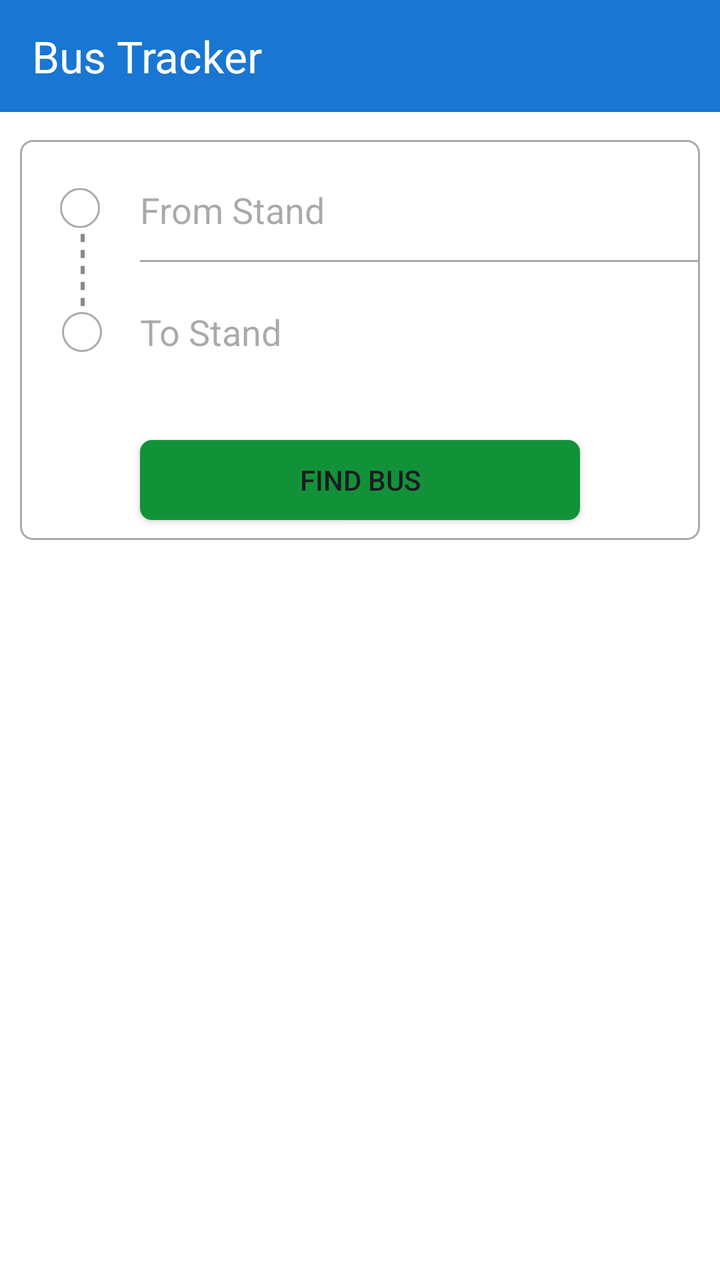
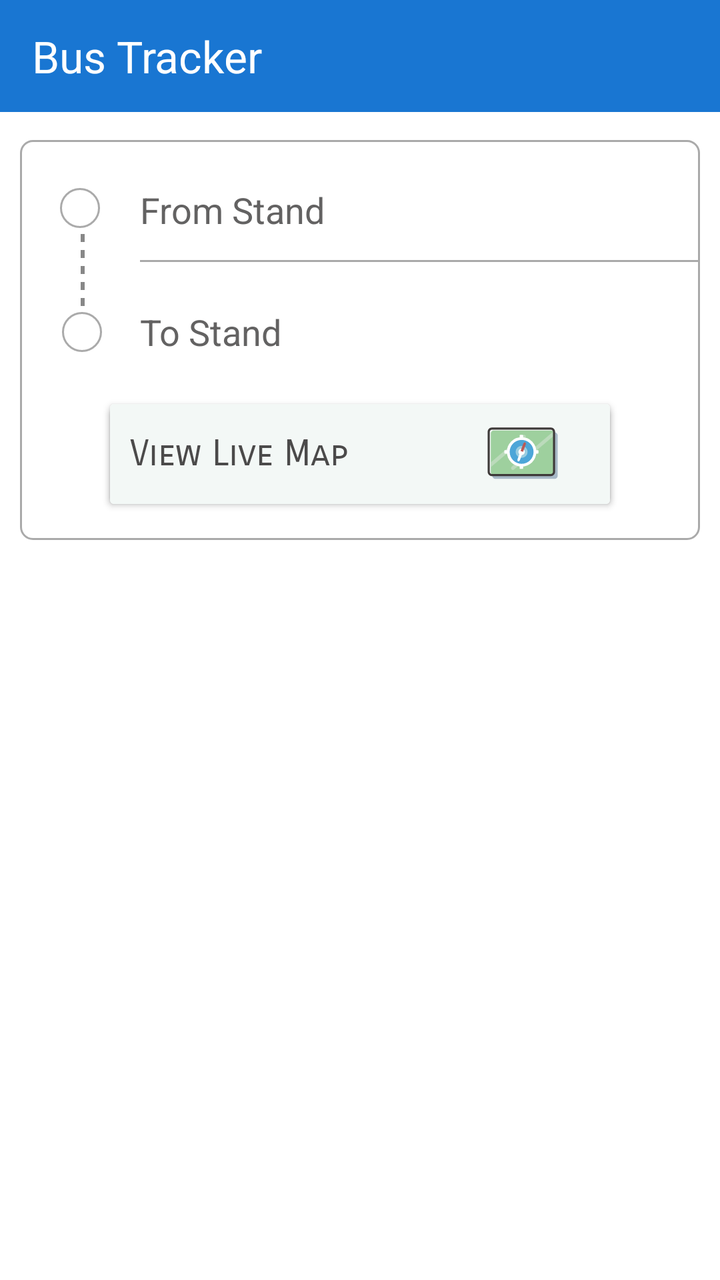

The first picture is an Android layout as it rendered before a commit; the second is the same layout after the commit. The layout source and the unified diff follow.
<!-- AndroidManifest.xml: application theme Theme.BusTrackingTest -->
<!-- res/layout/activity_main.xml -->
<?xml version="1.0" encoding="utf-8"?>
<androidx.constraintlayout.widget.ConstraintLayout xmlns:android="http://schemas.android.com/apk/res/android"
    xmlns:app="http://schemas.android.com/apk/res-auto"
    xmlns:tools="http://schemas.android.com/tools"
    android:id="@+id/main"
    android:layout_width="match_parent"
    android:layout_height="match_parent"
    android:background="@color/white"
    tools:context=".MainActivity">

    <androidx.appcompat.widget.Toolbar
        android:id="@+id/toolbar"
        android:layout_width="0dp"
        android:layout_height="56dp"
        android:background="#1976D2"
        android:elevation="4dp"
        app:title="Bus Tracker"
        app:titleTextColor="#FFFFFF"

        app:layout_constraintTop_toTopOf="parent"
        app:layout_constraintStart_toStartOf="parent"
        app:layout_constraintEnd_toEndOf="parent"/>

   <FrameLayout
       android:layout_width="match_parent"
       android:layout_height="200dp"
       android:layout_marginTop="70dp"
       android:layout_marginEnd="10dp"
       android:layout_marginStart="10dp"
       app:layout_constraintTop_toTopOf="parent"
       app:layout_constraintStart_toStartOf="parent"
       app:layout_constraintEnd_toEndOf="parent"
       android:background="@drawable/div"
       android:orientation="horizontal">
       <LinearLayout
           android:layout_width="60dp"
           android:layout_height="match_parent">
            <View
                android:layout_width="20dp"
                android:layout_height="20dp"
                android:layout_marginStart="20dp"
                android:layout_marginTop="24dp"
                android:background="@drawable/circle" />

           <LinearLayout
               android:layout_width="2dp"
               android:layout_height="60dp"
               android:orientation="vertical"
               android:layout_marginTop="43dp"
               android:layout_marginRight="-10dp"
               android:layout_marginLeft="-10dp">
               





               <View
                   android:layout_width="2dp"
                   android:layout_height="4dp"
                   android:background="@android:color/transparent" />

               <View
                   android:layout_width="2dp"
                   android:layout_height="4dp"
                   android:background="#888888" />

               <View
                   android:layout_width="2dp"
                   android:layout_height="4dp"
                   android:background="@android:color/transparent" />
               <View
                   android:layout_width="2dp"
                   android:layout_height="4dp"
                   android:background="#888888" />

               <View
                   android:layout_width="2dp"
                   android:layout_height="4dp"
                   android:background="@android:color/transparent" />

               <View
                   android:layout_width="2dp"
                   android:layout_height="4dp"
                   android:background="#888888" />

               <View
                   android:layout_width="2dp"
                   android:layout_height="4dp"
                   android:background="@android:color/transparent" />
               <View
                   android:layout_width="2dp"
                   android:layout_height="4dp"
                   android:background="#888888" />

               <View
                   android:layout_width="2dp"
                   android:layout_height="4dp"
                   android:background="@android:color/transparent" />

               <View
                   android:layout_width="2dp"
                   android:layout_height="4dp"
                   android:background="#888888" />

























           </LinearLayout>


           <View
               android:layout_width="20dp"
               android:layout_height="20dp"
               android:layout_marginStart="-2dp"
               android:layout_marginTop="86dp"
               android:background="@drawable/circle" />
       </LinearLayout>
       <LinearLayout
           android:layout_width="match_parent"
           android:layout_height="match_parent"
           android:orientation="vertical"
           android:paddingStart="60dp"
           >
           <AutoCompleteTextView
               android:id="@+id/fromStand"
               android:layout_width="300dp"
               android:layout_height="50dp"
               android:background="@android:color/transparent"
               android:hint="From Stand"
               android:textColor="@android:color/darker_gray"
               android:layout_marginTop="10dp"
               android:inputType="textNoSuggestions"
               ></AutoCompleteTextView>
           <View
               android:layout_width="match_parent"
               android:layout_height="1dp"
               android:background="@android:color/darker_gray"
               />
           <AutoCompleteTextView
               android:id="@+id/toStand"
               android:layout_width="300dp"
               android:layout_height="50dp"
               android:textColor="@android:color/darker_gray"
               android:inputType="textNoSuggestions"
               android:background="@android:color/transparent"
               android:hint="To Stand"
               android:layout_marginTop="10dp"
               ></AutoCompleteTextView>
       </LinearLayout>
       <androidx.appcompat.widget.AppCompatButton
           android:layout_width="220dp"
           android:layout_height="40dp"
           android:text="Find Bus"
           android:background="@drawable/find_bus_button"
           android:layout_gravity="center_horizontal|bottom"
           android:layout_marginBottom="10dp"
           />

   </FrameLayout>

</androidx.constraintlayout.widget.ConstraintLayout>
<!-- resources referenced by this layout -->
<resources>
  <color name="white">#FFFFFFFF</color>
  <!-- drawable circle (drawable) -->
  <shape xmlns:android="http://schemas.android.com/apk/res/android"
      android:shape="oval">
      <solid android:color="@android:color/transparent"></solid>
      <stroke android:color="@android:color/darker_gray" android:width="1dp"></stroke>
  </shape>
  <!-- drawable div (drawable) -->
  <shape xmlns:android="http://schemas.android.com/apk/res/android"
      android:shape="rectangle"
      >
      <solid android:color="@color/white" />
      <stroke android:color="@android:color/darker_gray"
          android:width="1dp"/>
      <corners android:radius="6dp"/>
  </shape>
  <!-- drawable find_bus_button (drawable) -->
  <shape xmlns:android="http://schemas.android.com/apk/res/android"
      android:shape="rectangle">
      <solid android:color="@color/green"></solid>
      <corners android:radius="6dp"></corners>
  </shape>
  <style name="Theme.BusTrackingTest" parent="Base.Theme.BusTrackingTest" />
  <color name="green">#119239</color>
  <style name="Base.Theme.BusTrackingTest" parent="Theme.Material3.DayNight.NoActionBar">
          
          
      </style>
</resources>

<!-- the commit's change to res/layout/activity_main.xml (unified diff, before → after) -->
@@ -149,7 +149,8 @@
                android:layout_height="50dp"
                android:background="@android:color/transparent"
                android:hint="From Stand"
-               android:textColor="@android:color/darker_gray"
+               android:textColor="@color/light_black"
+               android:textColorHint="#DD4B4A4A"
                android:layout_marginTop="10dp"
                android:inputType="textNoSuggestions"
                ></AutoCompleteTextView>
@@ -162,22 +163,93 @@
                android:id="@+id/toStand"
                android:layout_width="300dp"
                android:layout_height="50dp"
-               android:textColor="@android:color/darker_gray"
+               android:textColorHint="#DD4B4A4A"
+               android:textColor="@color/light_black"
                android:inputType="textNoSuggestions"
                android:background="@android:color/transparent"
                android:hint="To Stand"
                android:layout_marginTop="10dp"
                ></AutoCompleteTextView>
        </LinearLayout>
-       <androidx.appcompat.widget.AppCompatButton
-           android:layout_width="220dp"
-           android:layout_height="40dp"
-           android:text="Find Bus"
-           android:background="@drawable/find_bus_button"
+
+       <androidx.cardview.widget.CardView
+           android:layout_width="250dp"
+           android:layout_height="45dp"
            android:layout_gravity="center_horizontal|bottom"
-           android:layout_marginBottom="10dp"
-           />
+           android:layout_marginBottom="20dp"
+           >
+           <LinearLayout
+               android:layout_width="match_parent"
+               android:layout_height="match_parent"
+               android:orientation="horizontal"
+               android:background="#F3F8F6"
+               android:gravity="center_vertical|center_horizontal">
+               <TextView
+                   android:layout_width="wrap_content"
+                   android:layout_height="wrap_content"
+                   android:text="Find Bus"
+                   android:textColor="@color/light_black"
+                   android:fontFamily="sans-serif-smallcaps"
+                   android:textSize="18sp"/>
+           </LinearLayout>
+       </androidx.cardview.widget.CardView>
+
+
+
+
+
+
+
+
+
 
    </FrameLayout>
 
+    <LinearLayout
+        android:layout_width="match_parent"
+        android:layout_height="100dp"
+        android:layout_marginBottom="348dp"
+        app:layout_constraintBottom_toBottomOf="parent"
+        tools:layout_editor_absoluteX="0dp"
+        android:orientation="vertical"
+        android:gravity="center_horizontal">
+
+        <androidx.cardview.widget.CardView
+            android:id="@+id/view_map_button"
+            android:layout_width="250dp"
+            android:layout_height="50dp"
+            android:layout_marginTop="10dp"
+            android:clickable="true"
+            android:focusable="true">
+
+            <LinearLayout
+                android:layout_width="match_parent"
+                android:layout_height="match_parent"
+                android:orientation="horizontal"
+                android:gravity="center_vertical"
+                android:background="#F3F8F6"
+                android:padding="10dp">
+
+                <TextView
+                    android:layout_width="0dp"
+                    android:layout_height="wrap_content"
+                    android:layout_weight="6"
+                    android:text="View Live Map"
+                    android:textColor="@color/light_black"
+                    android:textSize="18sp"
+                    android:fontFamily="sans-serif-smallcaps"/>
+
+                <ImageView
+                    android:layout_width="40dp"
+                    android:layout_height="40dp"
+                    android:layout_weight="1"
+                    app:srcCompat="@drawable/map_svgrepo_com"/>
+
+            </LinearLayout>
+
+        </androidx.cardview.widget.CardView>
+
+
+    </LinearLayout>
+
 </androidx.constraintlayout.widget.ConstraintLayout>
<!-- resource entries referenced after the edit -->
@@ -1,5 +1,6 @@
 <!-- resources referenced by this layout -->
 <resources>
+  <color name="light_black">#4B4A4A</color>
   <color name="white">#FFFFFFFF</color>
   <!-- drawable circle (drawable) -->
   <shape xmlns:android="http://schemas.android.com/apk/res/android"
@@ -16,14 +17,8 @@
           android:width="1dp"/>
       <corners android:radius="6dp"/>
   </shape>
-  <!-- drawable find_bus_button (drawable) -->
-  <shape xmlns:android="http://schemas.android.com/apk/res/android"
-      android:shape="rectangle">
-      <solid android:color="@color/green"></solid>
-      <corners android:radius="6dp"></corners>
-  </shape>
+  <!-- drawable map_svgrepo_com: vector/xml drawable (drawable, 2605 chars, omitted) -->
   <style name="Theme.BusTrackingTest" parent="Base.Theme.BusTrackingTest" />
-  <color name="green">#119239</color>
   <style name="Base.Theme.BusTrackingTest" parent="Theme.Material3.DayNight.NoActionBar">
           
           
